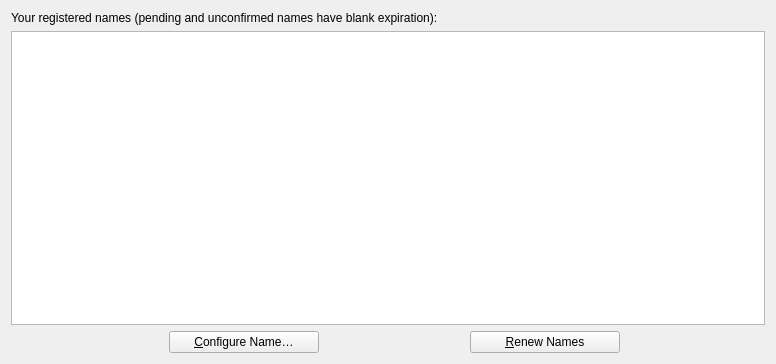
Above: electrum_nmc/electrum/gui/qt/forms/managenamespage.ui from sevenrats/electrum-nmc before the change. Below: the same form after it.
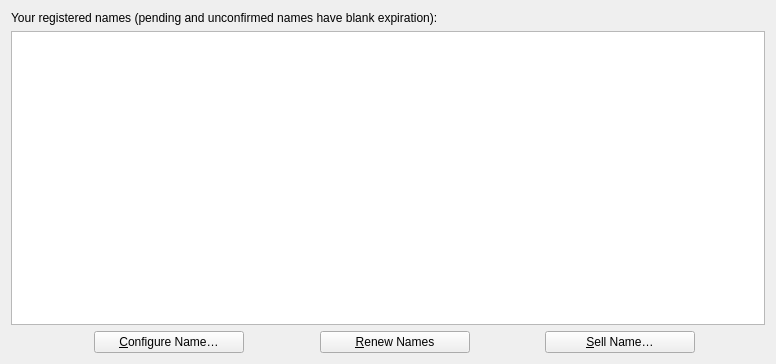
That is the form after the change. Icons and pictures are not drawn.

Commit message: Namecoin / Qt: Add Sell Name UI

Patch:
```diff
--- a/electrum_nmc/electrum/gui/qt/forms/managenamespage.ui
+++ b/electrum_nmc/electrum/gui/qt/forms/managenamespage.ui
@@ -275,7 +275,45 @@
          </widget>
         </item>
         <item>
-         <spacer name="renewExportSpacer">
+         <spacer name="renewSellSpacer">
+          <property name="orientation">
+           <enum>Qt::Horizontal</enum>
+          </property>
+          <property name="sizeHint" stdset="0">
+           <size>
+            <width>40</width>
+            <height>20</height>
+           </size>
+          </property>
+         </spacer>
+        </item>
+        <item>
+         <widget class="QPushButton" name="sellNameButton">
+          <property name="sizePolicy">
+           <sizepolicy hsizetype="Fixed" vsizetype="Fixed">
+            <horstretch>0</horstretch>
+            <verstretch>0</verstretch>
+           </sizepolicy>
+          </property>
+          <property name="minimumSize">
+           <size>
+            <width>150</width>
+            <height>0</height>
+           </size>
+          </property>
+          <property name="toolTip">
+           <string>Create a Sell Offer or redeem a Buy Offer</string>
+          </property>
+          <property name="text">
+           <string>&amp;Sell Name&#8230;</string>
+          </property>
+          <property name="default">
+           <bool>false</bool>
+          </property>
+         </widget>
+        </item>
+        <item>
+         <spacer name="sellExportSpacer">
           <property name="orientation">
            <enum>Qt::Horizontal</enum>
           </property>
```
The commit also changes 4 other files.
